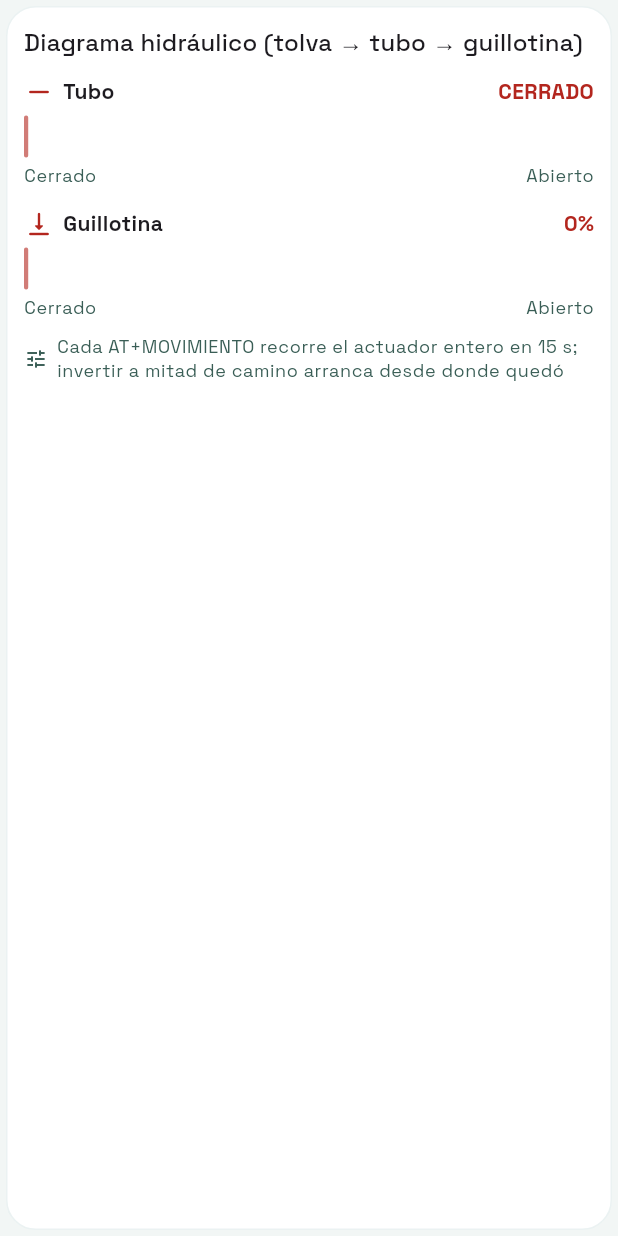
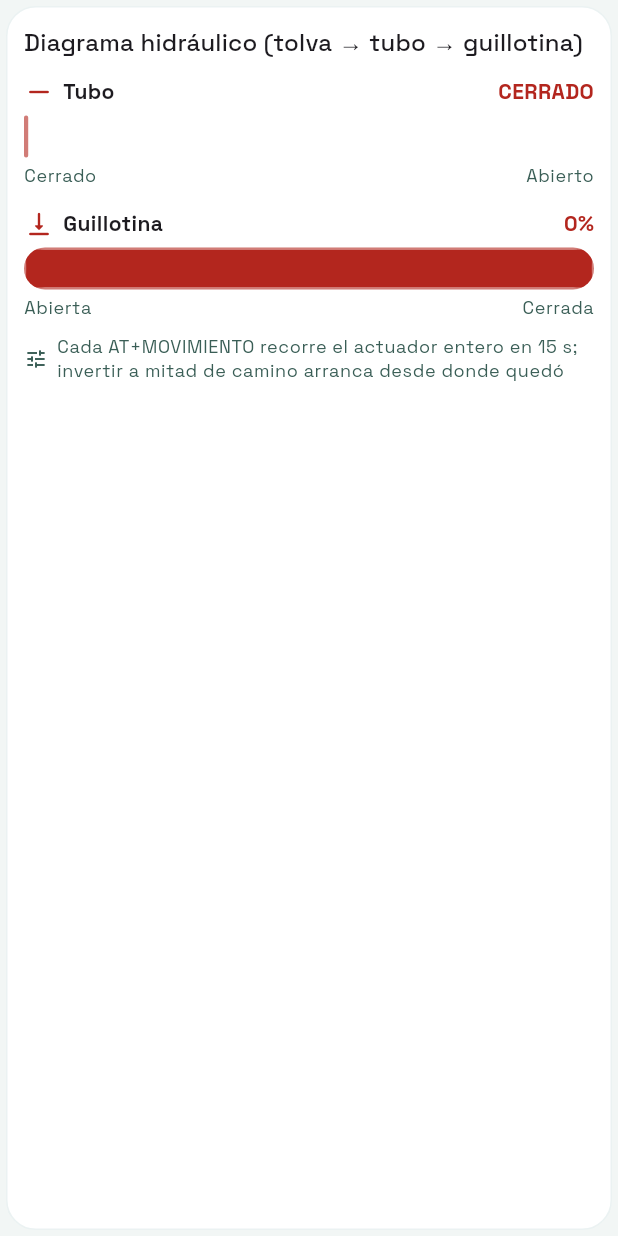
Before and after one commit to Tirano61/test_jaguar, a Flutter app: the _HydraulicDiagramCard widget shown alone on an empty page, opened directly with empty values, on a phone screen of 412 x 824 dp. Run offline on Flutter 3.47's test engine with Material 3 defaults, Android fonts, the phone set to English and light mode, and no system bars; our stand-ins replace google_fonts; missing offline and left inert: bluetooth_low_energy.

Commit message:
La barra de la guillotina se llena cuando esta cerrada
La barra de la guillotina representa la hoja, no la abertura: llena
quiere decir tapada. Antes se llenaba al abrir, que es al reves de lo
que se ve en el equipo.

El valor numerico no cambia y sigue siendo el que viaja en el JSON:
gillo 0 es cerrada y 100 abierta. Lo que se invierte es solo el dibujo.

_ActuatorBar pasa a recibir los nombres de sus dos extremos, porque el
relleno ya no significa lo mismo en los dos actuadores: en el tubo es la
abertura y en la guillotina es la hoja. Asi no hay que adivinarlo
mirando el widget.

Co-Authored-By: Claude Opus 5 (1M context) <noreply@anthropic.com>

```diff
--- a/lib/protocols/hidraulico_ble/hydraulic_view.dart
+++ b/lib/protocols/hidraulico_ble/hydraulic_view.dart
@@ -210,6 +210,8 @@ class _HydraulicDiagramCard extends StatelessWidget {
             // tiene sensores de fin de carrera. La barra es ayuda visual del
             // simulador.
             fraction: tuboProgress,
+            emptyLabel: 'Cerrado',
+            filledLabel: 'Abierto',
             value: TubeState.label(tubo),
             moving: tubo == TubeState.abriendo || tubo == TubeState.cerrando,
             atClosedEnd: tubo == TubeState.cerrado,
@@ -219,7 +221,13 @@ class _HydraulicDiagramCard extends StatelessWidget {
           _ActuatorBar(
             label: 'Guillotina',
             icon: Icons.vertical_align_bottom_rounded,
-            fraction: gillo / 100.0,
+            // Acá la barra es la hoja de la guillotina, no la abertura: llena
+            // quiere decir tapada. Por eso se invierte respecto de `gillo`,
+            // que es la abertura (0 cerrada, 100 abierta) y es lo que viaja en
+            // el JSON.
+            fraction: 1.0 - gillo / 100.0,
+            emptyLabel: 'Abierta',
+            filledLabel: 'Cerrada',
             value: '$gillo%',
             moving: false,
             atClosedEnd: gillo == 0,
@@ -264,12 +272,19 @@ class _HydraulicDiagramCard extends StatelessWidget {
   }
 }
 
-/// Barra que muestra cuánto abierto está un actuador.
+/// Barra que dibuja la posición de un actuador.
+///
+/// Qué significa el relleno lo decide quien la usa, porque no es lo mismo en
+/// los dos: en el tubo la barra es la abertura (llena = abierto) y en la
+/// guillotina es la hoja (llena = cerrada). [emptyLabel] y [filledLabel]
+/// nombran los dos extremos para que no haya que adivinarlo.
 class _ActuatorBar extends StatelessWidget {
   const _ActuatorBar({
     required this.label,
     required this.icon,
     required this.fraction,
+    required this.emptyLabel,
+    required this.filledLabel,
     required this.value,
     required this.moving,
     required this.atClosedEnd,
@@ -279,6 +294,8 @@ class _ActuatorBar extends StatelessWidget {
   final String label;
   final IconData icon;
   final double fraction;
+  final String emptyLabel;
+  final String filledLabel;
   final String value;
   final bool moving;
   final bool atClosedEnd;
@@ -343,13 +360,13 @@ class _ActuatorBar extends StatelessWidget {
           mainAxisAlignment: MainAxisAlignment.spaceBetween,
           children: <Widget>[
             Text(
-              'Cerrado',
+              emptyLabel,
               style: Theme.of(context).textTheme.bodySmall?.copyWith(
                     color: const Color(0xFF3A5E56),
                   ),
             ),
             Text(
-              'Abierto',
+              filledLabel,
               style: Theme.of(context).textTheme.bodySmall?.copyWith(
                     color: const Color(0xFF3A5E56),
                   ),
```
